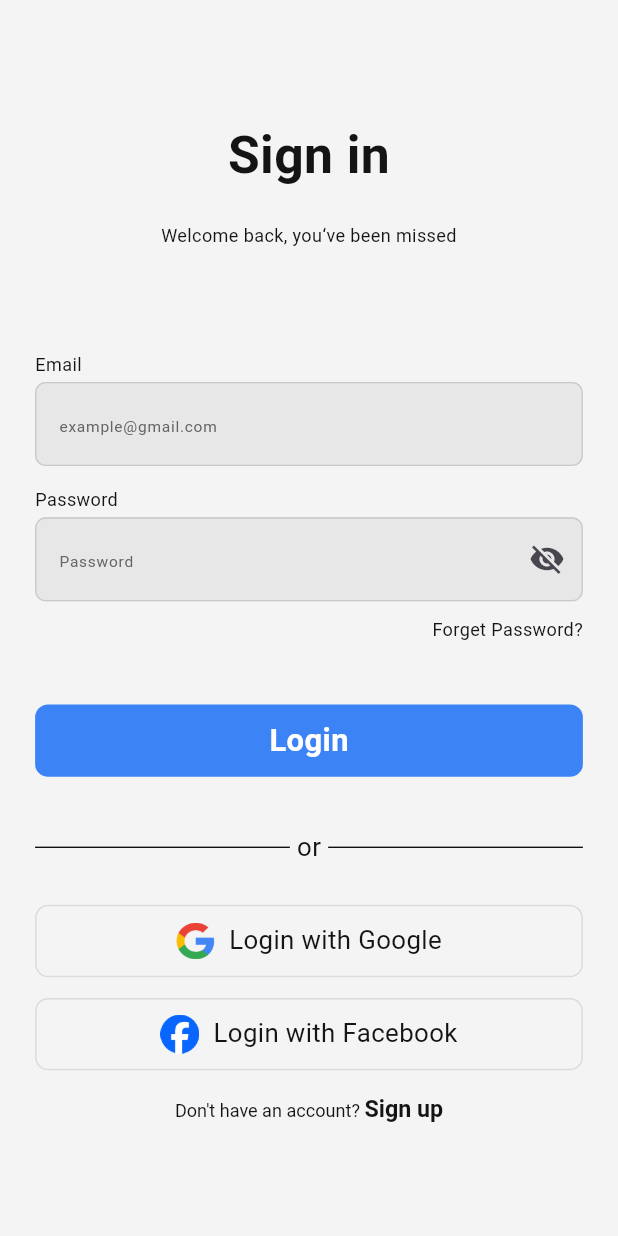
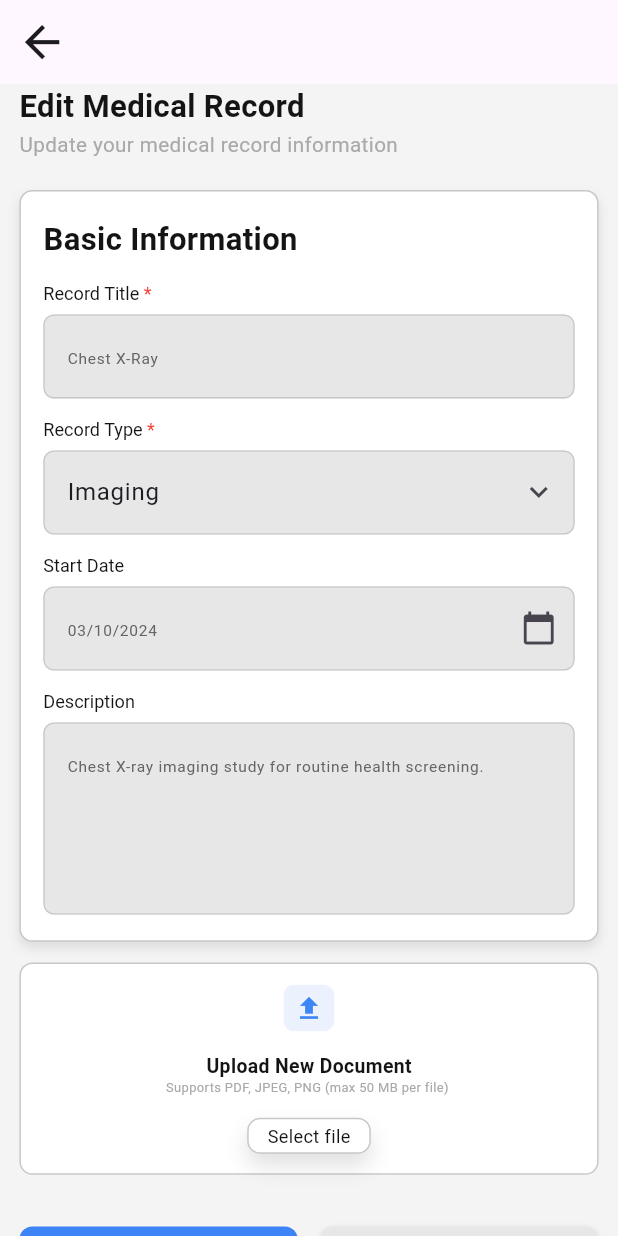
Before and after one commit to Smart-Medc/Smart-Medi-Flutter, a Flutter app: the screen it shows after launch, on a phone screen of 412 x 824 dp. Run offline on Flutter 3.47's test engine with Material 3 defaults, Android fonts, the phone set to English and light mode, and no system bars; our stand-ins replace flutter_screenutil, go_router.

Commit message:
complete record edit view

```diff
--- a/lib/core/routing/app_router.dart
+++ b/lib/core/routing/app_router.dart
@@ -9,12 +9,13 @@ import 'package:smart_medi/features/auth/presentation/view/sign_up_view.dart';
 import 'package:smart_medi/features/home/presentation/views/home_view.dart';
 import 'package:smart_medi/features/meidcal_records/presentation/views/medical_records_view.dart';
 import 'package:smart_medi/features/meidcal_records/presentation/views/record_details_view.dart';
+import 'package:smart_medi/features/meidcal_records/presentation/views/edit_record_view.dart';
 
 abstract class AppRouter {
 
   static final router = GoRouter(
     routes: [
-      GoRoute(path: '/', builder: (context, state) => const LoginView()),
+      GoRoute(path: '/', builder: (context, state) => const EditRecordView()),
       GoRoute(path: AppRoutes.loginView, builder: (context, state) => const LoginView()),
       GoRoute(path: AppRoutes.signUpView, builder: (context, state) => const SignUpView()),
       GoRoute(path: AppRoutes.otpVerificationView, builder: (context, state) {
@@ -28,6 +29,7 @@ abstract class AppRouter {
       GoRoute(path: AppRoutes.homeView, builder: (context, state) => const HomeView()),
       GoRoute(path: AppRoutes.medicalRecords, builder: (context, state) => const MedicalRecordsView()),
       GoRoute(path: AppRoutes.recordDetailsView, builder: (context, state) => const RecordDetailsView()),
+      GoRoute(path: AppRoutes.editRecordView, builder: (context, state) => const EditRecordView()),
       // GoRoute(
       //     path: AppRoutes.onboardingView,
       //     builder: (context, state) => const OnboardingView()),
--- a/lib/core/routing/app_routes.dart
+++ b/lib/core/routing/app_routes.dart
@@ -16,4 +16,5 @@ abstract class AppRoutes {
   // medical records
   static const String medicalRecords = '/medicalRecords';
   static const String recordDetailsView = '/RecordDetailsView';
+  static const String editRecordView = '/editRecordView';
 }
--- a/lib/core/utils/app_styles.dart
+++ b/lib/core/utils/app_styles.dart
@@ -62,6 +62,11 @@ class AppStyles {
     fontWeight: FontWeight.w600,
     color: AppColors.textBlack,
   );
+  static final TextStyle textStyle15W600White = TextStyle(
+    fontSize: 15.sp,
+    fontWeight: FontWeight.w600,
+    color: AppColors.textWhite,
+  );
   static final TextStyle textStyle11W500Black = TextStyle(
     fontSize: 11.sp,
     fontWeight: FontWeight.w500,
--- a/lib/core/widgets/custom_button.dart
+++ b/lib/core/widgets/custom_button.dart
@@ -11,13 +11,15 @@ class CustomButton extends StatelessWidget {
     this.height = 56, // raw value because we will apply .h inside build
     this.borderRadius = 10, // same, will apply .r
     this.backgroundColor,
-    this.onPressed,
+    this.onPressed, this.textStyle, this.boxShadow,
   });
   final String text;
   final double height;
   final double borderRadius;
   final Color? backgroundColor;
+  final TextStyle? textStyle;
   final VoidCallback? onPressed;
+  final List<BoxShadow>? boxShadow;
 
   @override
   Widget build(BuildContext context) {
@@ -31,11 +33,12 @@ class CustomButton extends StatelessWidget {
           decoration: BoxDecoration(
             color: backgroundColor ?? AppColors.primaryColor,
             borderRadius: BorderRadius.circular(borderRadius.r),
+            boxShadow: boxShadow,
           ),
           child: Center(
             child: Text(
               text,
-              style: AppStyles.textStyle24W600White,
+              style: textStyle ?? AppStyles.textStyle24W600White,
             ),
           ),
         ),
--- /dev/null
+++ b/lib/features/meidcal_records/presentation/views/edit_record_view.dart
@@ -0,0 +1,25 @@
+import 'package:flutter/material.dart';
+import 'package:flutter_screenutil/flutter_screenutil.dart';
+import 'package:go_router/go_router.dart';
+import 'package:smart_medi/features/meidcal_records/presentation/views/widgets/edit_record_widgets/edit_record_body.dart';
+
+class EditRecordView extends StatelessWidget {
+  const EditRecordView({super.key});
+
+  @override
+  Widget build(BuildContext context) {
+    return SafeArea(
+      child: Scaffold(
+        appBar: AppBar(
+          leading: IconButton(
+            onPressed: () {
+              GoRouter.of(context).pop();
+            },
+            icon: Icon(Icons.arrow_back_sharp, size: 40.sp),
+          ),
+        ),
+        body: const EditRecordBody(),
+      ),
+    );
+  }
+}
--- /dev/null
+++ b/lib/features/meidcal_records/presentation/views/widgets/edit_record_widgets/edit_record_action_buttons.dart
@@ -0,0 +1,35 @@
+import 'package:flutter/material.dart';
+import 'package:flutter_screenutil/flutter_screenutil.dart';
+import 'package:smart_medi/core/utils/app_colors.dart';
+import 'package:smart_medi/core/utils/app_shadows.dart';
+import 'package:smart_medi/core/utils/app_styles.dart';
+import 'package:smart_medi/core/widgets/custom_button.dart';
+
+class EditRecordActionButtons extends StatelessWidget {
+  const EditRecordActionButtons({super.key});
+
+  @override
+  Widget build(BuildContext context) {
+    return Row(
+      children: [
+        Expanded(
+          child: CustomButton(
+            text: 'Save Changes',
+            height: 48,
+            textStyle: AppStyles.textStyle15W600White,
+          ),
+        ),
+        16.horizontalSpace,
+        Expanded(
+          child: CustomButton(
+            text: 'Cancel',
+            height: 48,
+            backgroundColor: AppColors.greyBackgroundColor,
+            textStyle: AppStyles.textStyle15W600Black,
+            boxShadow: AppShadows.small,
+          ),
+        ),
+      ],
+    );
+  }
+}
--- /dev/null
+++ b/lib/features/meidcal_records/presentation/views/widgets/edit_record_widgets/edit_record_basic_information.dart
@@ -0,0 +1,135 @@
+import 'package:flutter/material.dart';
+import 'package:flutter_screenutil/flutter_screenutil.dart';
+import 'package:smart_medi/core/utils/app_colors.dart';
+import 'package:smart_medi/core/utils/app_shadows.dart';
+import 'package:smart_medi/core/utils/app_styles.dart';
+import 'package:smart_medi/core/widgets/custom_text_form_field.dart';
+
+class EditRecordBasicInformation extends StatefulWidget {
+  const EditRecordBasicInformation({super.key});
+
+  @override
+  State<EditRecordBasicInformation> createState() => _EditRecordBasicInformationState();
+}
+
+class _EditRecordBasicInformationState extends State<EditRecordBasicInformation> {
+  final TextEditingController _recordTitleController = TextEditingController();
+  final TextEditingController _recordTypeController = TextEditingController(text: 'Imaging');
+  final TextEditingController _startDateController = TextEditingController();
+  final TextEditingController _descriptionController = TextEditingController();
+
+
+  final List<String> _recordTypes = [
+    'Lab Report',
+    'Imaging',
+    'Consultation Notes',
+    'Immunization',
+    'Prescription',
+    'Other',
+  ];
+
+  @override
+  void dispose() {
+    _recordTitleController.dispose();
+    _recordTypeController.dispose();
+    _startDateController.dispose();
+    _descriptionController.dispose();
+    super.dispose();
+  }
+
+  @override
+  Widget build(BuildContext context) {
+    return Container(
+      padding: EdgeInsets.symmetric(horizontal: 16.w, vertical: 20.h),
+      width: double.infinity,
+      decoration: BoxDecoration(
+        color: Colors.white,
+        borderRadius: BorderRadius.circular(10.r),
+        border: Border.all(color: AppColors.formFieldStrokeColor),
+        boxShadow: AppShadows.medium,
+      ),
+      child: Column(
+        crossAxisAlignment: CrossAxisAlignment.start,
+        children: [
+          Text('Basic Information', style: AppStyles.textStyle24W600Black),
+          16.verticalSpace,
+
+          // Record Title
+          _buildFieldLabel('Record Title', isRequired: true),
+          8.verticalSpace,
+          CustomTextFormField(
+            controller: _recordTitleController,
+            hintText: 'Chest X-Ray',
+          ),
+          16.verticalSpace,
+
+          // Record Type
+          _buildFieldLabel('Record Type', isRequired: true),
+          8.verticalSpace,
+          CustomTextFormField.dropdown(
+            controller: _recordTypeController,
+            hintText: 'Select record type',
+            dropdownItems: _recordTypes,
+          ),
+          16.verticalSpace,
+
+          // Start Date
+          _buildFieldLabel('Start Date'),
+          8.verticalSpace,
+          CustomTextFormField.date(
+            controller: _startDateController,
+            hintText: '03/10/2024',
+          ),
+          16.verticalSpace,
+
+          // Description
+          _buildFieldLabel('Description'),
+          8.verticalSpace,
+          TextFormField(
+            controller: _descriptionController,
+            maxLines: 4,
+            decoration: InputDecoration(
+              hintText: 'Chest X-ray imaging study for routine health screening.',
+              hintStyle: AppStyles.textStyle12W400DarkGrey,
+              filled: true,
+              fillColor: AppColors.formFieldBGColor,
+              enabledBorder: OutlineInputBorder(
+                borderRadius: BorderRadius.circular(8.r),
+                borderSide: BorderSide(
+                  color: AppColors.formFieldStrokeColor,
+                  width: 1.sp,
+                ),
+              ),
+              focusedBorder: OutlineInputBorder(
+                borderRadius: BorderRadius.circular(8.r),
+                borderSide: BorderSide(
+                  color: AppColors.formFieldStrokeColor,
+                  width: 1.sp,
+                ),
+              ),
+            ),
+          ),
+        ],
+      ),
+    );
+  }
+
+  Widget _buildFieldLabel(String label, {bool isRequired = false}) {
+    return RichText(
+      text: TextSpan(
+        text: label,
+        style: AppStyles.textStyle14W400Black,
+        children: isRequired
+            ? [
+                TextSpan(
+                  text: ' *',
+                  style: AppStyles.textStyle14W400Black.copyWith(
+                    color: Colors.red,
+                  ),
+                ),
+              ]
+            : [],
+      ),
+    );
+  }
+}
--- /dev/null
+++ b/lib/features/meidcal_records/presentation/views/widgets/edit_record_widgets/edit_record_body.dart
@@ -0,0 +1,36 @@
+import 'package:flutter/material.dart';
+import 'package:flutter_screenutil/flutter_screenutil.dart';
+import 'package:smart_medi/core/widgets/app_header.dart';
+import 'package:smart_medi/features/meidcal_records/presentation/views/widgets/edit_record_widgets/edit_record_basic_information.dart';
+import 'package:smart_medi/features/meidcal_records/presentation/views/widgets/edit_record_widgets/edit_record_action_buttons.dart';
+import 'package:smart_medi/features/meidcal_records/presentation/views/widgets/upload_new_document.dart';
+
+class EditRecordBody extends StatelessWidget {
+  const EditRecordBody({super.key});
+
+  @override
+  Widget build(BuildContext context) {
+    return SingleChildScrollView(
+      physics: const BouncingScrollPhysics(),
+      child: Padding(
+        padding: EdgeInsets.symmetric(horizontal: 15.h),
+        child: Column(
+          crossAxisAlignment: CrossAxisAlignment.start,
+          children: [
+            const AppHeader(
+              title: 'Edit Medical Record',
+              subtitle: 'Update your medical record information',
+            ),
+            24.verticalSpace,
+            const EditRecordBasicInformation(),
+            16.verticalSpace,
+            const UploadNewDocument(),
+            40.verticalSpace,
+            const EditRecordActionButtons(),
+            60.verticalSpace,
+          ],
+        ),
+      ),
+    );
+  }
+}
--- a/lib/features/meidcal_records/presentation/views/widgets/medical_records_view_widgets/medical_records_body.dart
+++ b/lib/features/meidcal_records/presentation/views/widgets/medical_records_view_widgets/medical_records_body.dart
@@ -6,7 +6,7 @@ import 'package:smart_medi/core/widgets/custom_app_bar.dart';
 import 'package:smart_medi/features/home/presentation/views/widgets/home_search_bar.dart';
 import 'package:smart_medi/features/meidcal_records/presentation/views/widgets/medical_records_view_widgets/medical_records_document.dart';
 import 'package:smart_medi/features/meidcal_records/presentation/views/widgets/medical_records_view_widgets/medical_records_summary.dart';
-import 'package:smart_medi/features/meidcal_records/presentation/views/widgets/medical_records_view_widgets/medical_records_upload_new_document.dart';
+import 'package:smart_medi/features/meidcal_records/presentation/views/widgets/upload_new_document.dart';
 class MedicalRecordsBody extends StatelessWidget {
   const MedicalRecordsBody({super.key});
 
@@ -31,7 +31,7 @@ class MedicalRecordsBody extends StatelessWidget {
             16.verticalSpace,
             const MedicalRecordsDocument(documentName: 'Chest X-Ray', date: 'Mar 10, 2024', size: 8.1),
             16.verticalSpace,
-            const MedicalRecordsUploadNewDocument(),
+            const UploadNewDocument(),
             100.verticalSpace,
           ],
         ),
--- a/lib/features/meidcal_records/presentation/views/widgets/medical_records_view_widgets/medical_records_upload_new_document.dart
+++ b/lib/features/meidcal_records/presentation/views/widgets/upload_new_document.dart
@@ -5,8 +5,8 @@ import 'package:smart_medi/core/utils/app_shadows.dart';
 import 'package:smart_medi/core/utils/app_styles.dart';
 import 'package:smart_medi/core/widgets/icon_with_background.dart';
 
-class MedicalRecordsUploadNewDocument extends StatelessWidget {
-  const MedicalRecordsUploadNewDocument({super.key});
+class UploadNewDocument extends StatelessWidget {
+  const UploadNewDocument({super.key});
 
   @override
   Widget build(BuildContext context) {
@@ -41,7 +41,7 @@ class MedicalRecordsUploadNewDocument extends StatelessWidget {
               width: 88.w,
               height: 28.h,
               decoration: BoxDecoration(
-                boxShadow: AppShadows.small,
+                boxShadow: AppShadows.large,
                 color: Colors.white,
                 borderRadius: BorderRadius.circular(10.r),
                 border: Border.all(color: AppColors.formFieldStrokeColor)
```
Also changed, not shown: lib/features/meidcal_records/presentation/views/widgets/edit_record_widgets/edit_record_upload_documents.dart (added, +62 -0 lines), lib/features/meidcal_records/presentation/views/widgets/medical_records_view_widgets/medical_records_document.dart (+6 -2 lines), lib/features/meidcal_records/presentation/views/widgets/record_details_widgets/record_details_buttons.dart (+25 -2 lines).
